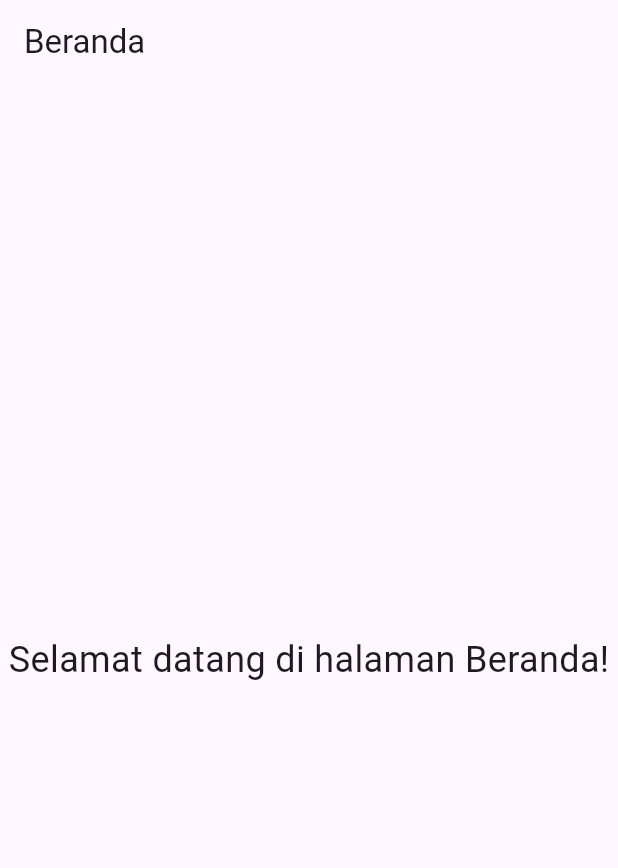
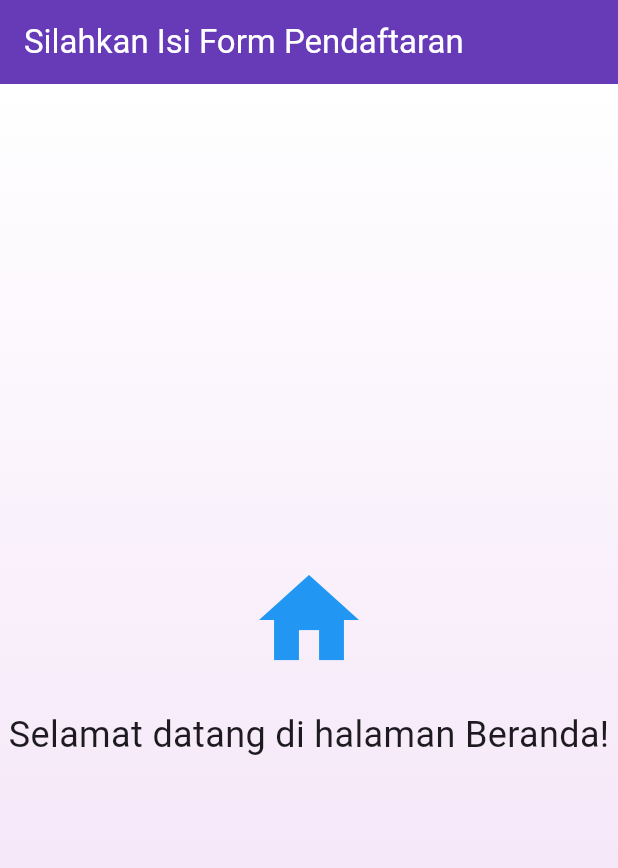
Before and after one commit to Yeflou/form_pendaftaran, a Flutter app: the BerandaPage screen opened directly, on a phone screen of 412 x 824 dp. Shown: the top 868 px of the screen. Run offline on Flutter 3.47's test engine with Material 3 defaults, Android fonts, the phone set to English and light mode, and no system bars.

Commit message:
update-background

```diff
--- a/lib/beranda.dart
+++ b/lib/beranda.dart
@@ -7,13 +7,41 @@ class BerandaPage extends StatelessWidget {
   Widget build(BuildContext context) {
     return Scaffold(
       appBar: AppBar(
-        title: const Text('Beranda'),
+        title: const Text('Silahkan Isi Form Pendaftaran'),
+        backgroundColor: Colors.deepPurple,
+        foregroundColor: Colors.white,
       ),
-      body: const Center(
-        child: Text(
-          'Selamat datang di halaman Beranda!',
-          style: TextStyle(fontSize: 24),
+      body: Container(
+        width: double.infinity,
+        height: double.infinity,
+        decoration: BoxDecoration(
+          gradient: LinearGradient(
+            begin: Alignment.topCenter,
+            end: Alignment.bottomCenter,
+            colors: [
+              Color.fromARGB(255, 255, 255, 255), // White
+              Color.fromARGB(255, 241, 221, 246), // Light purple
+            ],
+          ),
         ),
+        child: Center(
+          child: Column(
+            mainAxisAlignment: MainAxisAlignment.center,
+            children: [
+              Icon(
+                Icons.home,
+                size: 80,
+                color: Colors.blue,
+              ),
+              SizedBox(height: 20),
+              Text(
+                'Selamat datang di halaman Beranda!',
+                style: TextStyle(fontSize: 24),
+              ),
+            ],
+          ),
+        ),
+
       ),
     );
   }
```
Also changed, not shown: lib/form_daftar.dart (+19 -1 lines).
